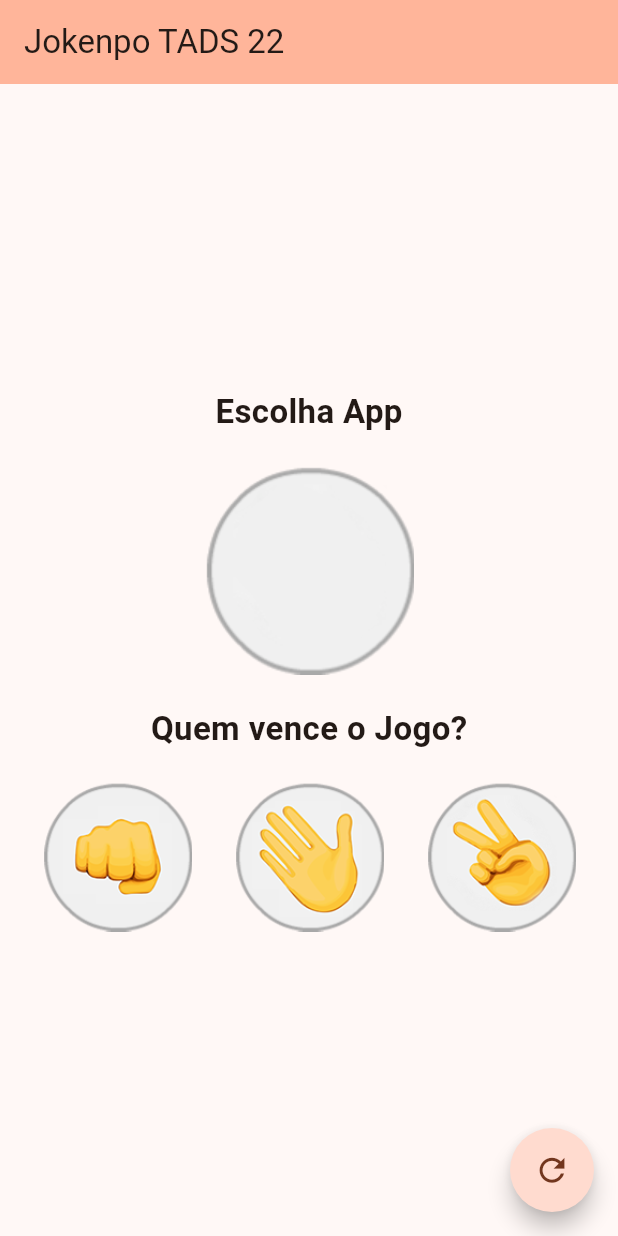
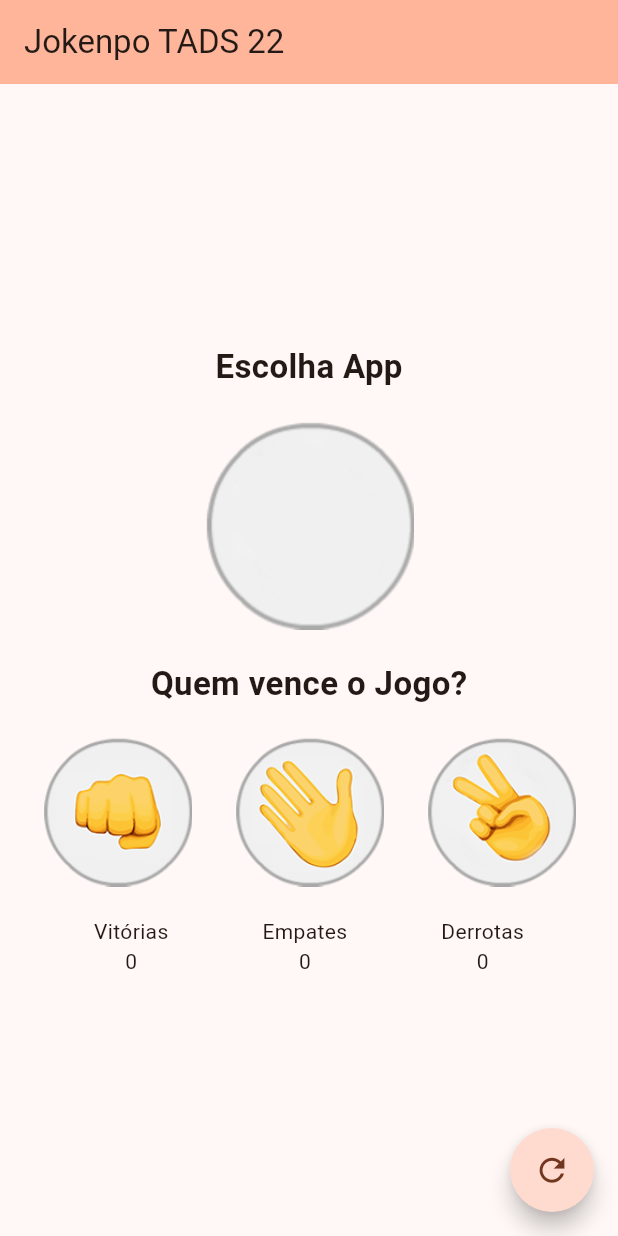
Before and after one commit to FrancisCarolina/inicialFlutter, a Flutter app: the screen it shows after launch, after a tap on the "refresh" icon, on a phone screen of 412 x 824 dp. Run offline on Flutter 3.47's test engine with Material 2 defaults, Android fonts, the phone set to English and light mode, and no system bars.

Commit message:
placar do jokenpo

```diff
--- a/inicial/lib/home.dart
+++ b/inicial/lib/home.dart
@@ -13,7 +13,10 @@ class MyHomePage extends StatefulWidget {
 
 class _MyHomePageState extends State<MyHomePage> {
   var _imgApp = Image.asset('assets/images/padrao.png');
-  var _msg = 'Quem vence o Jogo?';
+  String _msg = 'Quem vence o Jogo?';
+  int _vitoriaUser = 0;
+  int _vitoriaApp = 0;
+  int _empate = 0;
 
   void _joga(String escolhaUser) {
     final listaOp = ['pedra', 'papel', 'tesoura'];
@@ -27,12 +30,21 @@ class _MyHomePageState extends State<MyHomePage> {
 
   String _resultado(String escolhaUser, String escolhaApp) {
     if (escolhaUser == escolhaApp) {
+      setState(() {
+        _empate = _empate + 1;
+      });
       return "Empatou";
     } else if ((escolhaApp == 'pedra' && escolhaUser == 'tesoura') ||
         (escolhaApp == 'tesoura' && escolhaUser == 'papel') ||
         (escolhaApp == 'papel' && escolhaUser == 'pedra')) {
+      setState(() {
+        _vitoriaApp = _vitoriaApp + 1;
+      });
       return 'App Venceu';
     } else {
+      setState(() {
+        _vitoriaUser = _vitoriaUser + 1;
+      });
       return 'Voce Venceu';
     }
   }
@@ -41,6 +53,9 @@ class _MyHomePageState extends State<MyHomePage> {
     setState(() {
       _imgApp = Image.asset('assets/images/padrao.png');
       _msg = 'Quem vence o Jogo?';
+      _vitoriaUser = 0;
+      _vitoriaApp = 0;
+      _empate = 0;
     });
   }
 
@@ -82,9 +97,26 @@ class _MyHomePageState extends State<MyHomePage> {
               chooseUser("papel"),
               chooseUser("tesoura"),
             ],
+          ),
+          SizedBox(
+            height: 20,
+          ),
+          Row(
+            mainAxisAlignment: MainAxisAlignment.spaceEvenly,
+            children: [
+              placar("Vitórias", '$_vitoriaUser'),
+              placar("Empates", '$_empate'),
+              placar("Derrotas", '$_vitoriaApp')
+            ],
           )
         ],
       )),
+    );
+  }
+
+  Column placar(String text, String qnt) {
+    return Column(
+      children: [Text(text), Text(qnt)],
     );
   }
 
```
